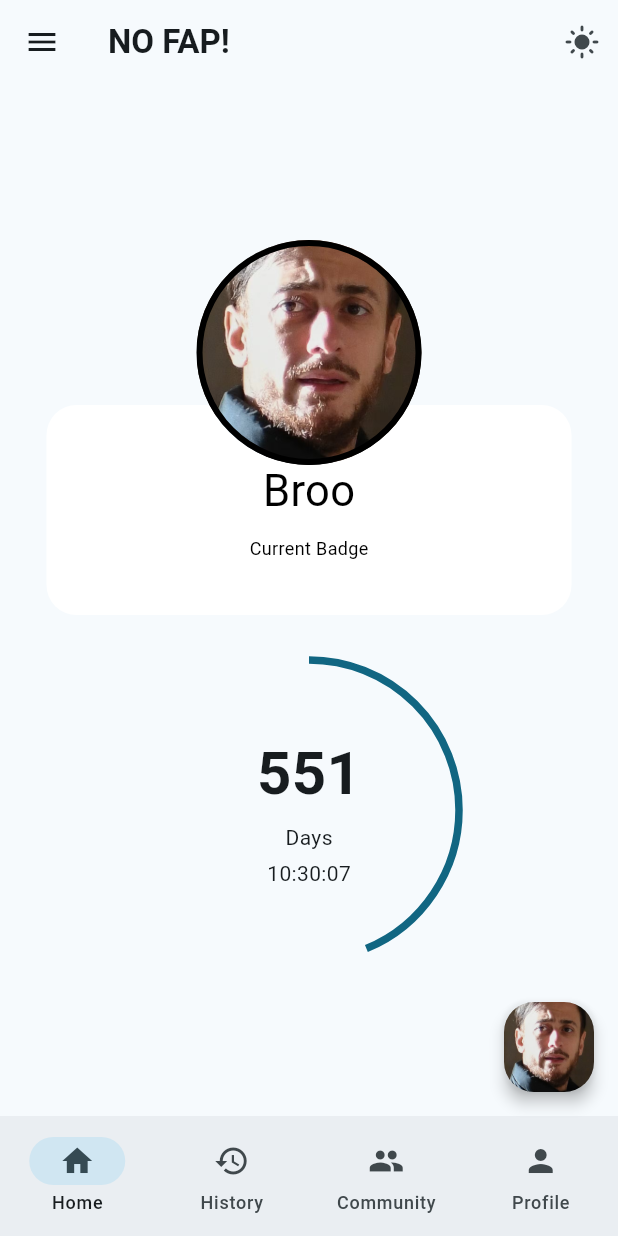
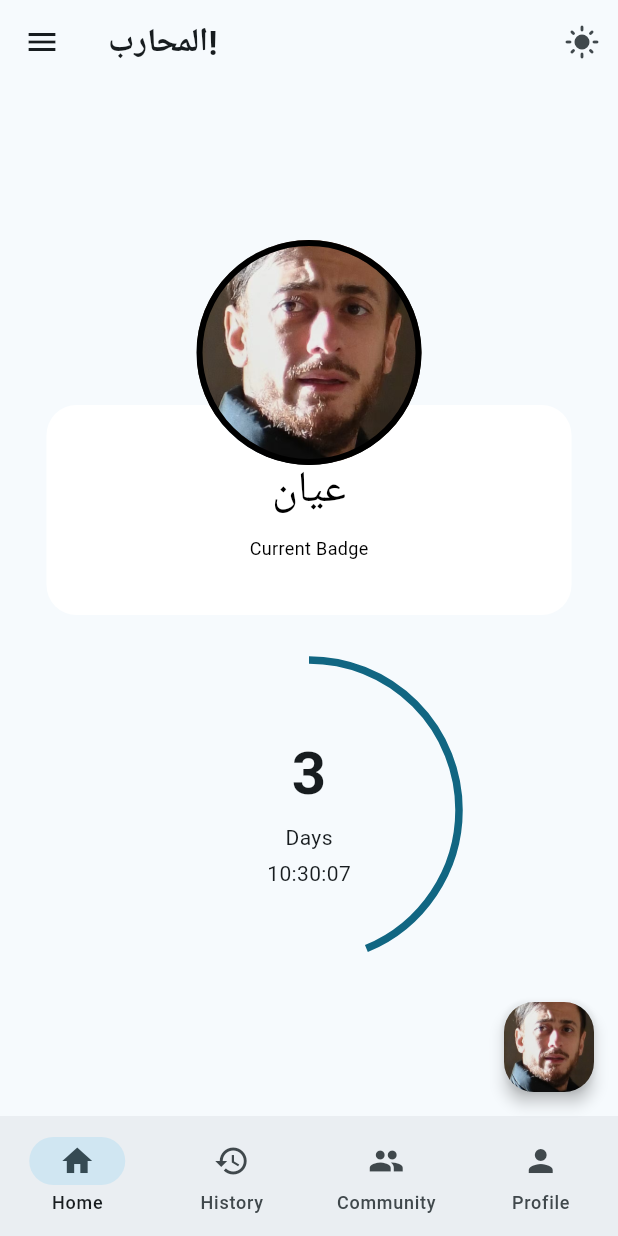
Before and after one commit to marouaneMJH/el_mouharinbin_api, a Flutter app: the screen it shows after launch, on a phone screen of 412 x 824 dp. Run offline on Flutter 3.47's test engine with Material 3 defaults, Android fonts, the phone set to English and light mode, and no system bars; our stand-ins replace shared_preferences.

Commit message:
Update app localization and implement local storage for start date management

```diff
--- /dev/null
+++ b/devtools_options.yaml
@@ -0,0 +1,3 @@
+description: This file stores settings for Dart & Flutter DevTools.
+documentation: https://docs.flutter.dev/tools/devtools/extensions#configure-extension-enablement-states
+extensions:
--- a/lib/core/constanrs.dart
+++ b/lib/core/constanrs.dart
@@ -7,7 +7,7 @@ class AppConstants {
   static const double progressStrokeWidth = 5.0;
 
   static const List<BadgeConfig> badges = [
-    BadgeConfig(title: "Clown", days: 0, imagePath: "assets/images/loser.png"),
+    BadgeConfig(title: "عيان", days: 0, imagePath: "assets/images/loser.png"),
     BadgeConfig(
       title: "Beginner",
       days: 30,
--- /dev/null
+++ b/lib/services/local_storage.dart
@@ -0,0 +1,21 @@
+import 'package:shared_preferences/shared_preferences.dart';
+
+class LocalStorage {
+  static const _startDateKey = 'startDate';
+
+  static Future<void> saveStartDate([DateTime? date]) async {
+    final prefs = await SharedPreferences.getInstance();
+    final dateToSave = date ?? DateTime.now();
+    await prefs.setString(_startDateKey, dateToSave.toIso8601String());
+  }
+
+  static Future<DateTime?> loadStartDate() async {
+    final prefs = await SharedPreferences.getInstance();
+    final dateStr = prefs.getString(_startDateKey);
+    return dateStr != null ? DateTime.tryParse(dateStr) : null;
+  }
+
+  static Future<void> resetStartDate() async {
+    await saveStartDate(DateTime.now());
+  }
+}
--- a/lib/ui/screens/main_screen.dart
+++ b/lib/ui/screens/main_screen.dart
@@ -1,5 +1,6 @@
 import 'package:flutter/material.dart';
 import 'package:no_fap/data/notifiers.dart';
+import 'package:no_fap/services/local_storage.dart' show LocalStorage;
 import 'package:no_fap/ui/components/badge_drawer.dart';
 import 'package:no_fap/ui/screens/home_screen.dart';
 import 'package:no_fap/ui/widgets/bottom_nav_bar.dart';
@@ -13,25 +14,33 @@ class MainScreen extends StatefulWidget {
 }
 
 class _MainScreenState extends State<MainScreen> {
-  late DateTime startDate;
+  late DateTime? startDate = null;
   @override
   void initState() {
     super.initState();
-    startDate = DateTime(2024, 1, 1); // Default start date
+    LocalStorage.loadStartDate().then((date) {
+      setState(() {
+        startDate = date ?? DateTime(2025, 7, 2);
+      });
+    });
   }
 
   void resetStartDate() {
     setState(() {
-      startDate = DateTime.now();
+      LocalStorage.resetStartDate();
     });
   }
 
   @override
   Widget build(BuildContext context) {
+    if (startDate == null) {
+      return const Scaffold(body: Center(child: Text("Init Date")));
+    }
+
     return Scaffold(
       appBar: AppBar(
         title: const Text(
-          'NO FAP!',
+          'المحارب! ',
           style: TextStyle(fontWeight: FontWeight.bold),
         ),
         actions: [
@@ -49,7 +58,7 @@ class _MainScreenState extends State<MainScreen> {
         ],
       ),
 
-      body: HomePage(startDate: startDate),
+      body: HomePage(startDate: startDate!),
       floatingActionButton: ResetButton(onReset: resetStartDate),
       drawer: const BadgesDrawer(),
       bottomNavigationBar: const AppBottomNavBar(),
--- a/pubspec.yaml
+++ b/pubspec.yaml
@@ -34,6 +34,7 @@ dependencies:
     # The following adds the Cupertino Icons font to your application.
     # Use with the CupertinoIcons class for iOS style icons.
     cupertino_icons: ^1.0.8
+    shared_preferences: ^2.5.3
 
 dev_dependencies:
     flutter_test:
```
Also changed, not shown: pubspec.lock, 1 other file.
